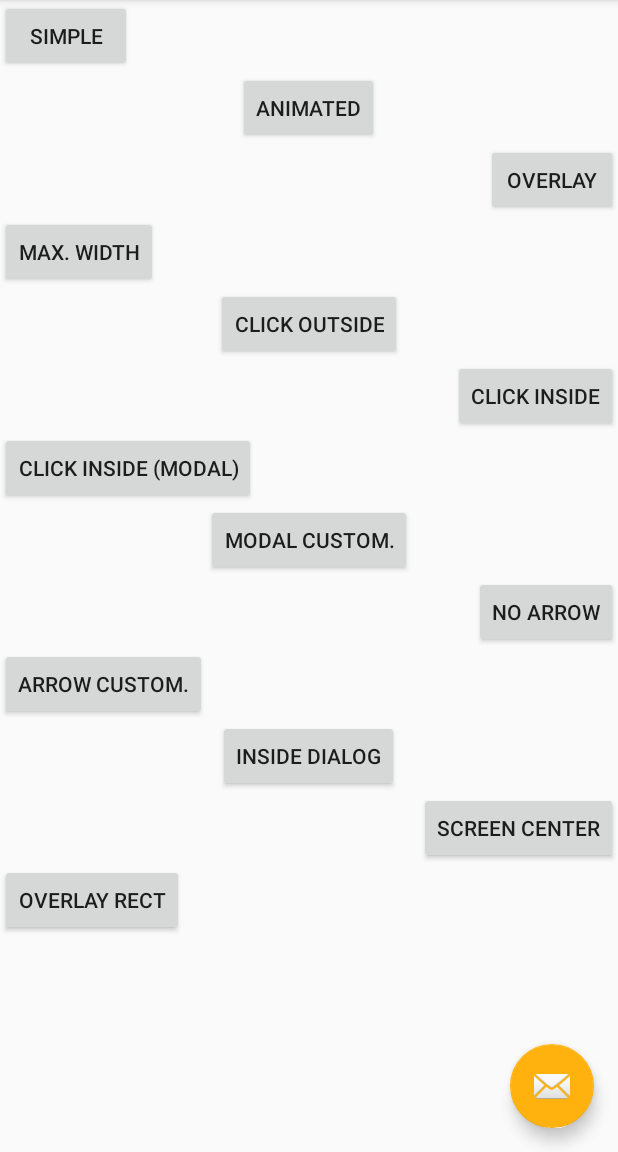
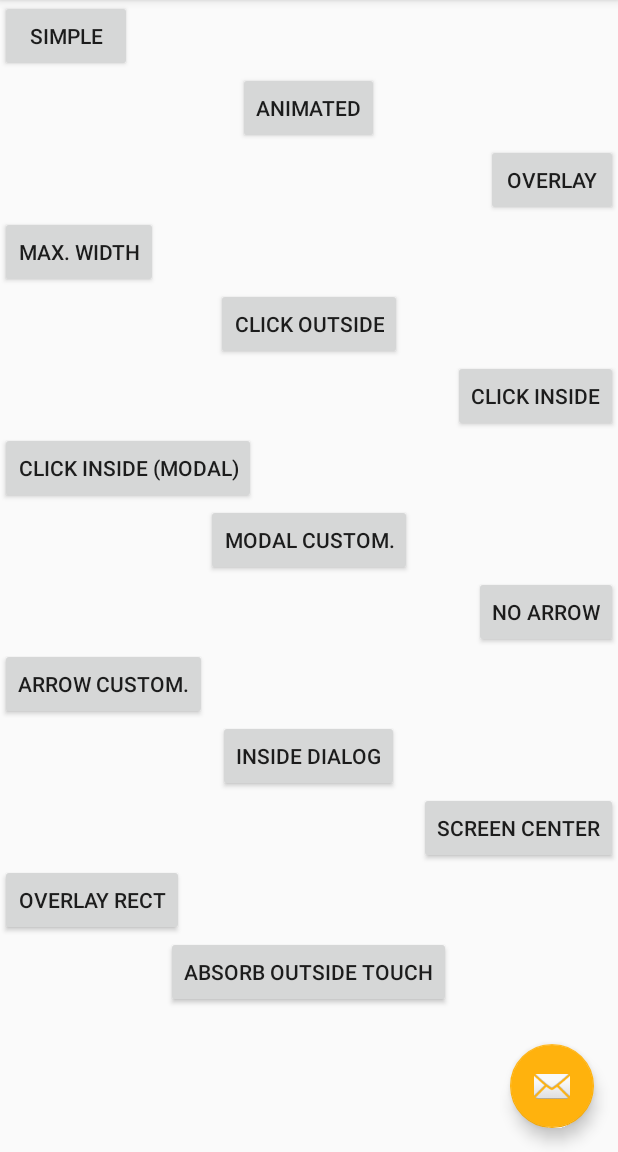
Before and after one commit to douglasjunior/android-simple-tooltip, an Android app: the screen it shows after launch (MainActivity), on a phone screen of 412 x 824 dp, the part 84-1236 px from its top. Run offline under Robolectric (Android 15) with nearby library versions, the phone set to English and light mode, and no system bars.

Commit message:
Adds absorbing option on outside touch dismiss

```diff
--- a/sample/src/main/res/layout/activity_main.xml
+++ b/sample/src/main/res/layout/activity_main.xml
@@ -120,6 +120,13 @@
                 android:layout_height="wrap_content"
                 android:layout_gravity="start"
                 android:text="@string/btn_overlay_rect" />
+
+            <Button
+                android:id="@+id/btn_absorb"
+                android:layout_width="wrap_content"
+                android:layout_height="wrap_content"
+                android:layout_gravity="center"
+                android:text="@string/btn_absorb" />
         </LinearLayout>
     </ScrollView>
 
--- a/sample/src/main/res/values/strings.xml
+++ b/sample/src/main/res/values/strings.xml
@@ -9,6 +9,7 @@
     <string name="btn_inside">Click inside</string>
     <string name="btn_inside_modal">Click inside (Modal)</string>
     <string name="btn_modal_custom">Modal custom.</string>
+    <string name="btn_absorb">Absorb outside touch</string>
     <string name="btn_no_arrow">No arrow</string>
     <string name="btn_custom_arrow">Arrow custom.</string>
     <string name="btn_next">NEXT</string>
```
Also changed, not shown: library/src/main/java/io/github/douglasjunior/androidSimpleTooltip/SimpleTooltip.java (+31 -2 lines), sample/src/main/java/io/github/douglasjunior/androidSimpleTooltip/sample/MainActivity.java (+10 -1 lines).
